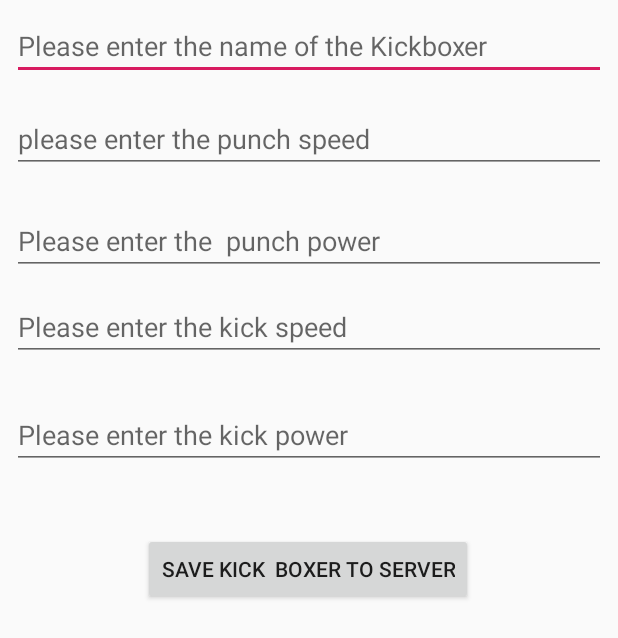
After one commit to soumyasrsoumya/Project1, an Android app: the layout activity_signup.xml on its own in the app's theme, with its tools: preview values and no code run, on a phone screen of 412 x 824 dp. The commit adds this screen. Shown: the top 638 px of the screen. Run offline under Robolectric (Android 15) with nearby library versions, the phone set to English and light mode, and no system bars.

Commit message:
My very first commit

```diff
--- /dev/null
+++ b/app/src/main/res/layout/activity_signup.xml
@@ -0,0 +1,110 @@
+<?xml version="1.0" encoding="utf-8"?>
+<android.support.constraint.ConstraintLayout xmlns:android="http://schemas.android.com/apk/res/android"
+    xmlns:app="http://schemas.android.com/apk/res-auto"
+    xmlns:tools="http://schemas.android.com/tools"
+    android:layout_width="match_parent"
+    android:layout_height="match_parent"
+    tools:context=".SignUp">
+
+    <EditText
+        android:id="@+id/edtName"
+        android:layout_width="0dp"
+        android:layout_height="wrap_content"
+        android:layout_marginStart="8dp"
+        android:layout_marginTop="8dp"
+        android:layout_marginEnd="8dp"
+        android:layout_marginBottom="8dp"
+        android:hint="Please enter the name of the Kickboxer"
+        android:inputType="textPersonName"
+        app:layout_constraintBottom_toBottomOf="parent"
+        app:layout_constraintEnd_toEndOf="parent"
+        app:layout_constraintHorizontal_bias="0.0"
+        app:layout_constraintStart_toStartOf="parent"
+        app:layout_constraintTop_toTopOf="parent"
+        app:layout_constraintVertical_bias="0.0" />
+
+    <EditText
+        android:id="@+id/edtPunchSpeed"
+        android:layout_width="0dp"
+        android:layout_height="wrap_content"
+        android:layout_marginStart="8dp"
+        android:layout_marginTop="8dp"
+        android:layout_marginEnd="8dp"
+        android:layout_marginBottom="8dp"
+        android:hint="please enter the punch speed"
+        android:inputType="textPersonName"
+        app:layout_constraintBottom_toBottomOf="parent"
+        app:layout_constraintEnd_toEndOf="parent"
+        app:layout_constraintHorizontal_bias="0.0"
+        app:layout_constraintStart_toStartOf="parent"
+        app:layout_constraintTop_toBottomOf="@+id/edtName"
+        app:layout_constraintVertical_bias="0.012" />
+
+    <EditText
+        android:id="@+id/edtPunchPower"
+        android:layout_width="0dp"
+        android:layout_height="wrap_content"
+        android:layout_marginStart="8dp"
+        android:layout_marginTop="8dp"
+        android:layout_marginEnd="8dp"
+        android:layout_marginBottom="8dp"
+        android:hint="Please enter the  punch power"
+        android:inputType="textPersonName"
+        app:layout_constraintBottom_toBottomOf="parent"
+        app:layout_constraintEnd_toEndOf="parent"
+        app:layout_constraintHorizontal_bias="0.0"
+        app:layout_constraintStart_toStartOf="parent"
+        app:layout_constraintTop_toBottomOf="@+id/edtPunchSpeed"
+        app:layout_constraintVertical_bias="0.023" />
+
+    <EditText
+        android:id="@+id/edtKickSpeed"
+        android:layout_width="0dp"
+        android:layout_height="wrap_content"
+        android:layout_marginStart="8dp"
+        android:layout_marginTop="12dp"
+        android:layout_marginEnd="8dp"
+        android:layout_marginBottom="8dp"
+        android:hint="Please enter the kick speed"
+        android:inputType="textPersonName"
+        app:layout_constraintBottom_toBottomOf="parent"
+        app:layout_constraintEnd_toEndOf="parent"
+        app:layout_constraintHorizontal_bias="0.0"
+        app:layout_constraintStart_toStartOf="parent"
+        app:layout_constraintTop_toBottomOf="@+id/edtPunchPower"
+        app:layout_constraintVertical_bias="0.0" />
+
+    <EditText
+        android:id="@+id/edtKickPower"
+        android:layout_width="0dp"
+        android:layout_height="wrap_content"
+        android:layout_marginStart="8dp"
+        android:layout_marginTop="8dp"
+        android:layout_marginEnd="8dp"
+        android:layout_marginBottom="8dp"
+        android:hint="Please enter the kick power"
+        android:inputType="textPersonName"
+        app:layout_constraintBottom_toBottomOf="parent"
+        app:layout_constraintEnd_toEndOf="parent"
+        app:layout_constraintHorizontal_bias="0.0"
+        app:layout_constraintStart_toStartOf="parent"
+        app:layout_constraintTop_toBottomOf="@+id/edtKickSpeed"
+        app:layout_constraintVertical_bias="0.036" />
+
+    <Button
+        android:id="@+id/btnSave"
+        android:layout_width="wrap_content"
+        android:layout_height="wrap_content"
+        android:layout_marginStart="8dp"
+        android:layout_marginTop="24dp"
+        android:layout_marginEnd="8dp"
+        android:layout_marginBottom="8dp"
+        android:text="SAVE KICK  BOXER TO SERVER"
+        app:layout_constraintBottom_toBottomOf="parent"
+        app:layout_constraintEnd_toEndOf="parent"
+        app:layout_constraintHorizontal_bias="0.497"
+        app:layout_constraintStart_toStartOf="parent"
+        app:layout_constraintTop_toBottomOf="@+id/edtKickPower"
+        app:layout_constraintVertical_bias="0.044" />
+
+</android.support.constraint.ConstraintLayout>
--- a/app/src/main/res/values/strings.xml
+++ b/app/src/main/res/values/strings.xml
@@ -1,3 +1,3 @@
 <resources>
-    <string name="app_name">IntegratyAudiVideo</string>
+    <string name="app_name">InstagramCloneApp</string>
 </resources>
--- a/build.gradle
+++ b/build.gradle
@@ -18,6 +18,8 @@ allprojects {
     repositories {
         google()
         jcenter()
+        maven { url "https://jitpack.io" }
+
 
     }
 }
```
Also changed, not shown: app/build.gradle (+6 -2 lines), app/src/main/AndroidManifest.xml (+4 -3 lines), app/src/main/java/com/example/instagramcloneapp/App.java (added, +21 -0 lines), app/src/main/java/com/example/instagramcloneapp/SignUp.java (added, +71 -0 lines), app/src/main/java/com/example/integratyaudivideo/MainActivity.java (deleted, +0 -162 lines), app/src/main/res/layout/activity_main.xml (deleted, +0 -120 lines), gradle/wrapper/gradle-wrapper.properties, 9 other files.
